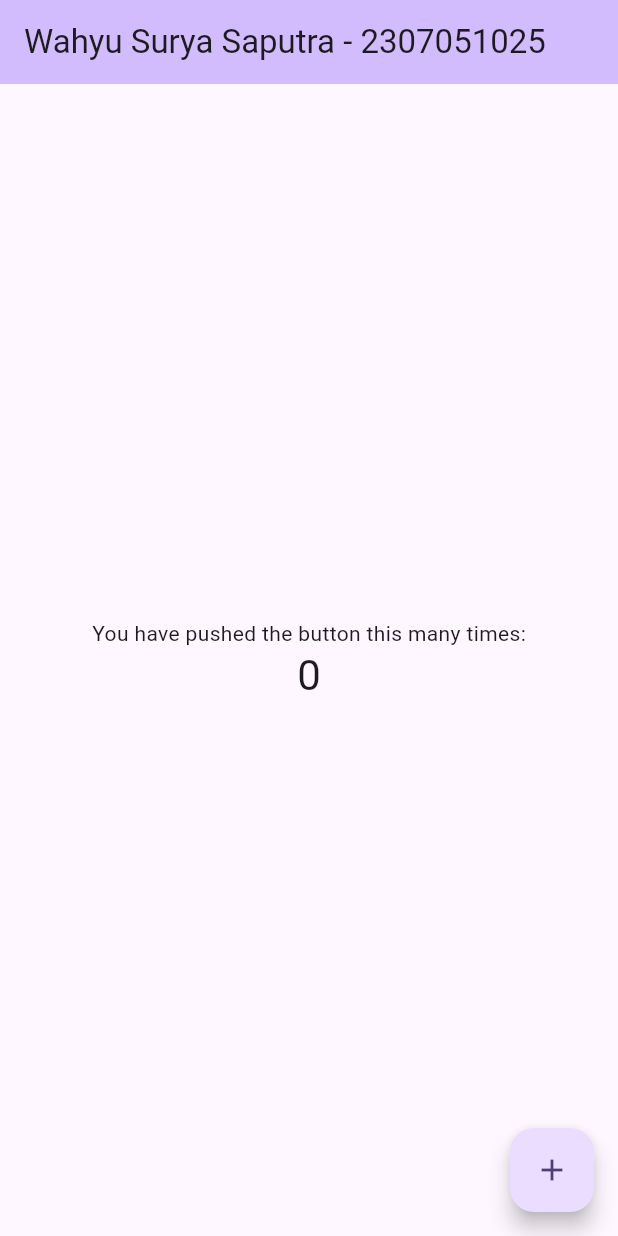
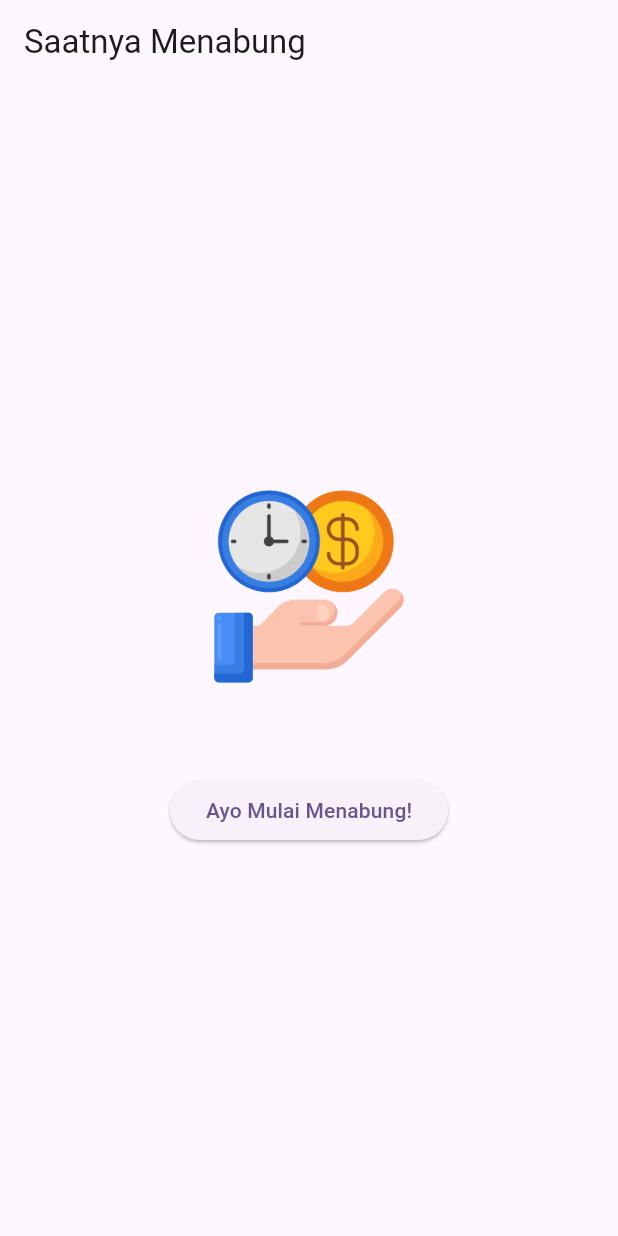
Before and after one commit to wsaputra002/prak-mobilelanjut-2307051025, a Flutter app: the screen it shows after launch, on a phone screen of 412 x 824 dp. Run offline on Flutter 3.47's test engine with Material 3 defaults, Android fonts, the phone set to English and light mode, and no system bars.

Commit message:
Pertemuan 3: Basic Widget

```diff
--- /dev/null
+++ b/lib/basic_widget.dart
@@ -0,0 +1,31 @@
+import 'package:flutter/material.dart';
+
+class RowWidget extends StatelessWidget {
+  const RowWidget ({super.key});
+
+  @override
+  Widget build(BuildContext context) {
+    return Scaffold(
+      appBar: AppBar(
+        title: const Text('Saatnya Menabung'),
+    ),
+    body: Center(
+      child: Column(
+        mainAxisAlignment: MainAxisAlignment.center,
+      children: [
+        Image.asset(
+          'assets/images/logo.png',
+          width: 150,
+          height: 150,
+        ),
+        const SizedBox(height: 50),
+        ElevatedButton(
+          onPressed: () {},
+          child: const Text('Ayo Mulai Menabung!'),
+          ),
+      ],
+    ),
+    ),
+    );
+  }
+}
--- a/lib/main.dart
+++ b/lib/main.dart
@@ -1,4 +1,8 @@
 import 'package:flutter/material.dart';
+// import 'package:myapp/column_widget.dart';
+// import 'package:myapp/row_widget.dart';
+import 'package:myapp/basic_widget.dart';
+
 
 void main() {
   runApp(const MyApp());
@@ -11,112 +15,12 @@ class MyApp extends StatelessWidget {
   @override
   Widget build(BuildContext context) {
     return MaterialApp(
-      title: 'Flutter Demo',
+      title: 'Praktikum Mobile Lanjut',
       theme: ThemeData(
-        // This is the theme of your application.
-        //
-        // TRY THIS: Try running your application with "flutter run". You'll see
-        // the application has a purple toolbar. Then, without quitting the app,
-        // try changing the seedColor in the colorScheme below to Colors.green
-        // and then invoke "hot reload" (save your changes or press the "hot
-        // reload" button in a Flutter-supported IDE, or press "r" if you used
-        // the command line to start the app).
-        //
-        // Notice that the counter didn't reset back to zero; the application
-        // state is not lost during the reload. To reset the state, use hot
-        // restart instead.
-        //
-        // This works for code too, not just values: Most code changes can be
-        // tested with just a hot reload.
         colorScheme: ColorScheme.fromSeed(seedColor: Colors.deepPurple),
+        useMaterial3: true,
       ),
-      home: const MyHomePage(title: 'Wahyu Surya Saputra - 2307051025'),
+      home: const RowWidget(),
     );
   }
 }
-
-class MyHomePage extends StatefulWidget {
-  const MyHomePage({super.key, required this.title});
-
-  // This widget is the home page of your application. It is stateful, meaning
-  // that it has a State object (defined below) that contains fields that affect
-  // how it looks.
-
-  // This class is the configuration for the state. It holds the values (in this
-  // case the title) provided by the parent (in this case the App widget) and
-  // used by the build method of the State. Fields in a Widget subclass are
-  // always marked "final".
-
-  final String title;
-
-  @override
-  State<MyHomePage> createState() => _MyHomePageState();
-}
-
-class _MyHomePageState extends State<MyHomePage> {
-  int _counter = 0;
-
-  void _incrementCounter() {
-    setState(() {
-      // This call to setState tells the Flutter framework that something has
-      // changed in this State, which causes it to rerun the build method below
-      // so that the display can reflect the updated values. If we changed
-      // _counter without calling setState(), then the build method would not be
-      // called again, and so nothing would appear to happen.
-      _counter++;
-    });
-  }
-
-  @override
-  Widget build(BuildContext context) {
-    // This method is rerun every time setState is called, for instance as done
-    // by the _incrementCounter method above.
-    //
-    // The Flutter framework has been optimized to make rerunning build methods
-    // fast, so that you can just rebuild anything that needs updating rather
-    // than having to individually change instances of widgets.
-    return Scaffold(
-      appBar: AppBar(
-        // TRY THIS: Try changing the color here to a specific color (to
-        // Colors.amber, perhaps?) and trigger a hot reload to see the AppBar
-        // change color while the other colors stay the same.
-        backgroundColor: Theme.of(context).colorScheme.inversePrimary,
-        // Here we take the value from the MyHomePage object that was created by
-        // the App.build method, and use it to set our appbar title.
-        title: Text(widget.title),
-      ),
-      body: Center(
-        // Center is a layout widget. It takes a single child and positions it
-        // in the middle of the parent.
-        child: Column(
-          // Column is also a layout widget. It takes a list of children and
-          // arranges them vertically. By default, it sizes itself to fit its
-          // children horizontally, and tries to be as tall as its parent.
-          //
-          // Column has various properties to control how it sizes itself and
-          // how it positions its children. Here we use mainAxisAlignment to
-          // center the children vertically; the main axis here is the vertical
-          // axis because Columns are vertical (the cross axis would be
-          // horizontal).
-          //
-          // TRY THIS: Invoke "debug painting" (choose the "Toggle Debug Paint"
-          // action in the IDE, or press "p" in the console), to see the
-          // wireframe for each widget.
-          mainAxisAlignment: MainAxisAlignment.center,
-          children: <Widget>[
-            const Text('You have pushed the button this many times:'),
-            Text(
-              '$_counter',
-              style: Theme.of(context).textTheme.headlineMedium,
-            ),
-          ],
-        ),
-      ),
-      floatingActionButton: FloatingActionButton(
-        onPressed: _incrementCounter,
-        tooltip: 'Increment',
-        child: const Icon(Icons.add),
-      ), // This trailing comma makes auto-formatting nicer for build methods.
-    );
-  }
-}
--- a/pubspec.yaml
+++ b/pubspec.yaml
@@ -58,7 +58,8 @@ flutter:
   uses-material-design: true
 
   # To add assets to your application, add an assets section, like this:
-  # assets:
+  assets:
+      - assets/images/
   #   - images/a_dot_burr.jpeg
   #   - images/a_dot_ham.jpeg
 
```
Also changed, not shown: lib/column_widget.dart (added, +22 -0 lines), lib/row_widget.dart (added, +22 -0 lines), assets/images/logo.png (added).
